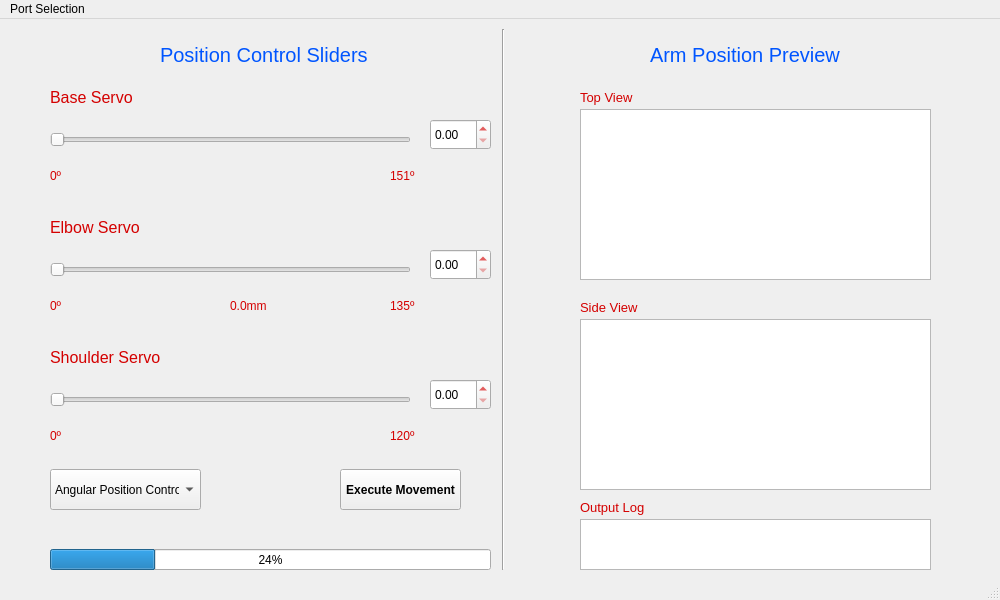
Before: the Qt Designer form pArm/GUI/InProgressGUI.ui in pArm-TFG/pArm-S1, drawn with Qt 5.
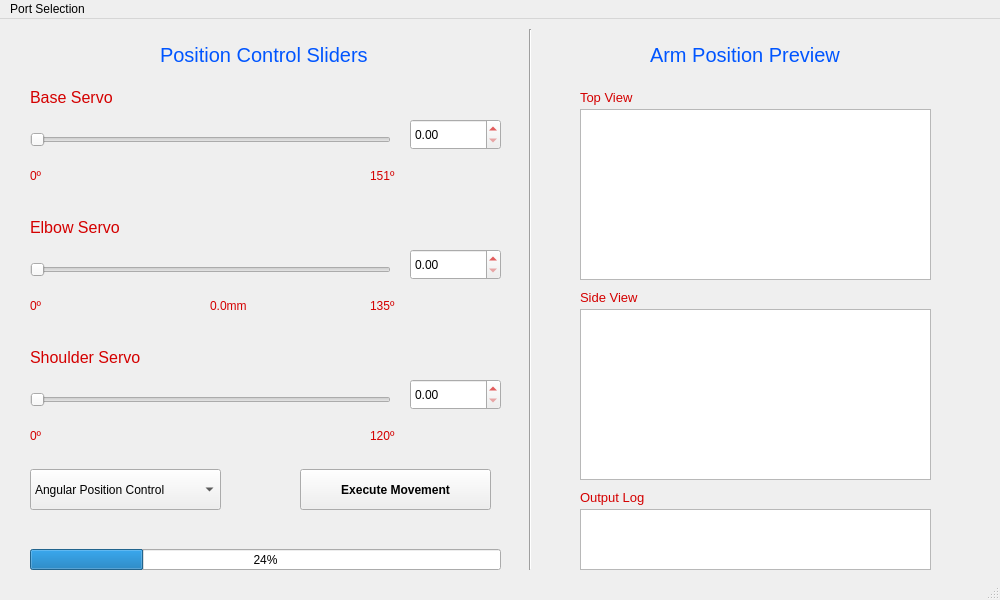
After: the same form once the commit is applied. Custom widgets are drawn as their Qt base class.

```diff
--- a/pArm/GUI/InProgressGUI.ui
+++ b/pArm/GUI/InProgressGUI.ui
@@ -72,7 +72,7 @@
    <widget class="QSlider" name="Slider1">
     <property name="geometry">
      <rect>
-      <x>50</x>
+      <x>30</x>
       <y>110</y>
       <width>361</width>
       <height>22</height>
@@ -88,7 +88,7 @@
    <widget class="Line" name="line">
     <property name="geometry">
      <rect>
-      <x>493</x>
+      <x>520</x>
       <y>10</y>
       <width>20</width>
       <height>541</height>
@@ -211,7 +211,7 @@
    <widget class="QSlider" name="Slider2">
     <property name="geometry">
      <rect>
-      <x>50</x>
+      <x>30</x>
       <y>240</y>
       <width>361</width>
       <height>22</height>
@@ -227,7 +227,7 @@
    <widget class="QSlider" name="Slider3">
     <property name="geometry">
      <rect>
-      <x>50</x>
+      <x>30</x>
       <y>370</y>
       <width>361</width>
       <height>22</height>
@@ -243,9 +243,9 @@
    <widget class="QComboBox" name="comboBoxCoordinates">
     <property name="geometry">
      <rect>
-      <x>50</x>
+      <x>30</x>
       <y>450</y>
-      <width>151</width>
+      <width>191</width>
       <height>41</height>
      </rect>
     </property>
@@ -266,9 +266,9 @@
    <widget class="QPushButton" name="ExecuteButton">
     <property name="geometry">
      <rect>
-      <x>340</x>
+      <x>300</x>
       <y>450</y>
-      <width>121</width>
+      <width>191</width>
       <height>41</height>
      </rect>
     </property>
@@ -288,7 +288,7 @@
    <widget class="QLabel" name="SliderLabel1">
     <property name="geometry">
      <rect>
-      <x>50</x>
+      <x>30</x>
       <y>70</y>
       <width>291</width>
       <height>16</height>
@@ -306,7 +306,7 @@
    <widget class="QLabel" name="SliderLabel2">
     <property name="geometry">
      <rect>
-      <x>50</x>
+      <x>30</x>
       <y>200</y>
       <width>291</width>
       <height>16</height>
@@ -324,7 +324,7 @@
    <widget class="QLabel" name="SliderLabel3">
     <property name="geometry">
      <rect>
-      <x>50</x>
+      <x>30</x>
       <y>330</y>
       <width>301</width>
       <height>16</height>
@@ -342,9 +342,9 @@
    <widget class="QProgressBar" name="progressBar">
     <property name="geometry">
      <rect>
-      <x>50</x>
+      <x>30</x>
       <y>530</y>
-      <width>441</width>
+      <width>471</width>
       <height>21</height>
      </rect>
     </property>
@@ -358,9 +358,9 @@
    <widget class="QDoubleSpinBox" name="doubleSpinBox1">
     <property name="geometry">
      <rect>
-      <x>430</x>
+      <x>410</x>
       <y>100</y>
-      <width>61</width>
+      <width>91</width>
       <height>31</height>
      </rect>
     </property>
@@ -368,9 +368,9 @@
    <widget class="QDoubleSpinBox" name="doubleSpinBox2">
     <property name="geometry">
      <rect>
-      <x>430</x>
+      <x>410</x>
       <y>230</y>
-      <width>61</width>
+      <width>91</width>
       <height>31</height>
      </rect>
     </property>
@@ -378,9 +378,9 @@
    <widget class="QDoubleSpinBox" name="doubleSpinBox3">
     <property name="geometry">
      <rect>
-      <x>430</x>
+      <x>410</x>
       <y>360</y>
-      <width>61</width>
+      <width>91</width>
       <height>31</height>
      </rect>
     </property>
@@ -388,7 +388,7 @@
    <widget class="QLabel" name="subLabel1">
     <property name="geometry">
      <rect>
-      <x>50</x>
+      <x>30</x>
       <y>150</y>
       <width>47</width>
       <height>13</height>
@@ -401,7 +401,7 @@
    <widget class="QLabel" name="subLabel2">
     <property name="geometry">
      <rect>
-      <x>390</x>
+      <x>370</x>
       <y>150</y>
       <width>47</width>
       <height>13</height>
@@ -414,7 +414,7 @@
    <widget class="QLabel" name="subLabel3">
     <property name="geometry">
      <rect>
-      <x>50</x>
+      <x>30</x>
       <y>280</y>
       <width>47</width>
       <height>13</height>
@@ -427,7 +427,7 @@
    <widget class="QLabel" name="subLabel4">
     <property name="geometry">
      <rect>
-      <x>390</x>
+      <x>370</x>
       <y>280</y>
       <width>47</width>
       <height>13</height>
@@ -440,7 +440,7 @@
    <widget class="QLabel" name="subLabel5">
     <property name="geometry">
      <rect>
-      <x>50</x>
+      <x>30</x>
       <y>410</y>
       <width>47</width>
       <height>13</height>
@@ -453,7 +453,7 @@
    <widget class="QLabel" name="subLabel6">
     <property name="geometry">
      <rect>
-      <x>390</x>
+      <x>370</x>
       <y>410</y>
       <width>47</width>
       <height>13</height>
@@ -466,7 +466,7 @@
    <widget class="QLabel" name="subLabel7">
     <property name="geometry">
      <rect>
-      <x>230</x>
+      <x>210</x>
       <y>280</y>
       <width>47</width>
       <height>13</height>
@@ -490,7 +490,7 @@
     <property name="geometry">
      <rect>
       <x>580</x>
-      <y>300</y>
+      <y>290</y>
       <width>351</width>
       <height>171</height>
      </rect>
@@ -518,7 +518,7 @@
     <property name="geometry">
      <rect>
       <x>580</x>
-      <y>280</y>
+      <y>270</y>
       <width>71</width>
       <height>16</height>
      </rect>
@@ -536,9 +536,9 @@
     <property name="geometry">
      <rect>
       <x>580</x>
-      <y>500</y>
+      <y>490</y>
       <width>351</width>
-      <height>51</height>
+      <height>61</height>
      </rect>
     </property>
     <property name="cursor" stdset="0">
@@ -549,7 +549,7 @@
     <property name="geometry">
      <rect>
       <x>580</x>
-      <y>480</y>
+      <y>470</y>
       <width>71</width>
       <height>16</height>
      </rect>
```
